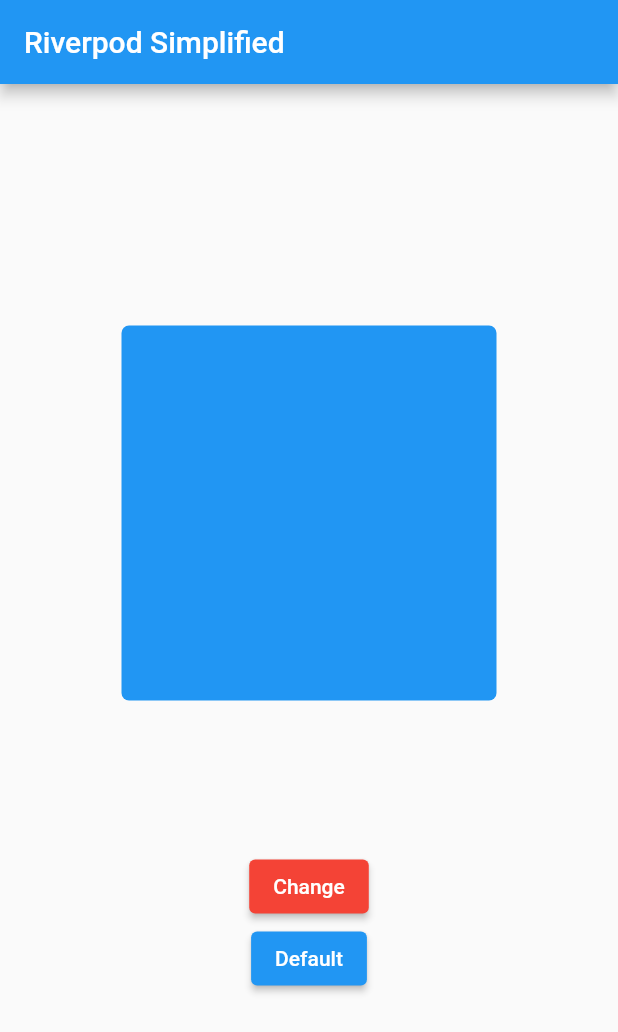
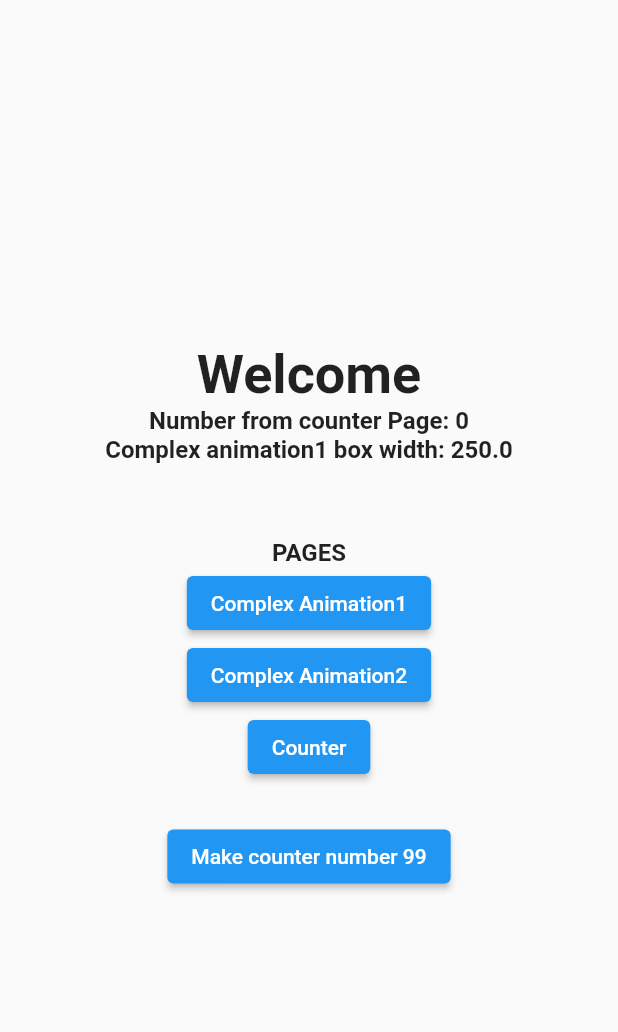
Before and after one commit to FaikYY/Flutter-RiverpodAnimation, a Flutter app: the screen it shows after launch, on a phone screen of 412 x 824 dp. Shown: the top 1032 px of the screen. Run offline on Flutter 3.47's test engine with Material 2 defaults, Android fonts, the phone set to English and light mode, and no system bars; our stand-ins replace flutter_riverpod, state_notifier.

Commit message:
page routes adde

```diff
--- /dev/null
+++ b/lib/home.dart
@@ -0,0 +1,85 @@
+import 'package:flutter/material.dart';
+import 'package:flutter_riverpod/flutter_riverpod.dart';
+import 'complex_animation.dart';
+import 'complex_animation2.dart';
+import 'counter.dart';
+
+/////////// VARIABLES \\\\\\\\\\\\\
+const text_style_header = TextStyle(
+  fontSize: 36,
+  fontWeight: FontWeight.bold,
+);
+
+const text_style = TextStyle(
+  fontSize: 16,
+  fontWeight: FontWeight.w600,
+);
+///////////////////////////////////
+
+class Home extends ConsumerWidget {
+  @override
+  Widget build(BuildContext context, ScopedReader watch) {
+    return Scaffold(
+      body: Container(
+        child: Center(
+          child: Column(
+            mainAxisAlignment: MainAxisAlignment.center,
+            children: [
+              Text(
+                'Welcome',
+                style: text_style_header,
+              ),
+              Text(
+                "Number from counter Page: " +
+                    watch(counterController.state).toString(),
+                style: text_style,
+              ),
+              Text(
+                "Complex animation1 box width: " +
+                    watch(AdvanceController.state).width.toString(),
+                style: text_style,
+              ),
+              SizedBox(
+                height: 50,
+              ),
+              Text(
+                "PAGES",
+                style: text_style,
+              ),
+              ElevatedButton(
+                onPressed: () {
+                  Navigator.of(context).pushNamed('/complex_animation1');
+                },
+                child: Text('Complex Animation1'),
+                style: ElevatedButton.styleFrom(
+                  primary: watch(colorChangeProvider).customColor,
+                ),
+              ),
+              ElevatedButton(
+                onPressed: () {
+                  Navigator.of(context).pushNamed('/complex_animation2');
+                },
+                child: Text('Complex Animation2'),
+              ),
+              ElevatedButton(
+                onPressed: () {
+                  Navigator.of(context).pushNamed('/counter_app');
+                },
+                child: Text('Counter'),
+              ),
+              SizedBox(
+                height: 25,
+              ),
+              ElevatedButton(
+                onPressed: () {
+                  context.read(counterController).hypeNumber(99);
+                },
+                child: Text('Make counter number 99'),
+              ),
+            ],
+          ),
+        ),
+      ),
+    );
+  }
+}
--- a/lib/main.dart
+++ b/lib/main.dart
@@ -1,7 +1,6 @@
 import 'package:flutter/material.dart';
 import 'package:flutter_riverpod/flutter_riverpod.dart';
-import 'package:simple_example/providers.dart';
-import 'providers.dart';
+import 'route_generator.dart';
 
 void main() {
   runApp(ProviderScope(child: MyApp()));
@@ -12,59 +11,9 @@ class MyApp extends StatelessWidget {
   @override
   Widget build(BuildContext context) {
     return MaterialApp(
-      home: Home(),
+      // Initially display FirstPage
+      initialRoute: '/',
+      onGenerateRoute: RouteGenerator.generateRoute,
     );
   }
 }
-
-class Home extends StatelessWidget {
-  @override
-  Widget build(BuildContext context) {
-    print('parent has been built');
-    return Scaffold(
-      appBar: AppBar(title: Text("Riverpod Simplified")),
-      body: Center(
-        child: Column(
-          mainAxisAlignment: MainAxisAlignment.center,
-          children: [
-            Consumer(
-              builder: (context, watch, child) {
-                final properteis = watch(AdvanceController.state);
-                return AnimatedContainer(
-                  width: properteis.width,
-                  height: properteis.height,
-                  duration: Duration(milliseconds: 700),
-                  curve: Curves.fastOutSlowIn,
-                  decoration: BoxDecoration(
-                    color: properteis.customColor,
-                    borderRadius: properteis.borderRadius,
-                  ),
-                );
-              },
-            ),
-            SizedBox(
-              height: 50,
-            ),
-            SizedBox(
-              height: 50,
-            ),
-            ElevatedButton(
-              child: Text("Change"),
-              style: ElevatedButton.styleFrom(primary: Colors.red),
-              onPressed: () {
-                context.read(AdvanceController).changeShape();
-              },
-            ),
-            ElevatedButton(
-              child: Text("Default"),
-              style: ElevatedButton.styleFrom(primary: Colors.blue),
-              onPressed: () {
-                context.read(AdvanceController).changeDefault();
-              },
-            ),
-          ],
-        ),
-      ),
-    );
-  }
-}
--- /dev/null
+++ b/lib/route_generator.dart
@@ -0,0 +1,44 @@
+import 'package:flutter/material.dart';
+import 'complex_animation.dart';
+import 'home.dart';
+import 'counter.dart';
+import 'complex_animation2.dart';
+
+class RouteGenerator {
+  static Route<dynamic> generateRoute(RouteSettings settings) {
+    switch (settings.name) {
+      case '/':
+        return MaterialPageRoute(builder: (_) => Home());
+      case '/complex_animation1':
+        // Validation of correct data type
+        return MaterialPageRoute(
+          builder: (_) => ComplexAnimation(),
+        );
+        return _errorRoute();
+      case '/counter_app':
+        return (MaterialPageRoute(
+          builder: (_) => CounterApp(),
+        ));
+      case '/complex_animation2':
+        return (MaterialPageRoute(
+          builder: (_) => ComplexAnimation2(),
+        ));
+      default:
+        // If there is no such named route in the switch statement, e.g. /third
+        return _errorRoute();
+    }
+  }
+
+  static Route<dynamic> _errorRoute() {
+    return MaterialPageRoute(builder: (_) {
+      return Scaffold(
+        appBar: AppBar(
+          title: Text('Error'),
+        ),
+        body: Center(
+          child: Text('ERROR'),
+        ),
+      );
+    });
+  }
+}
--- a/pubspec.yaml
+++ b/pubspec.yaml
@@ -24,6 +24,7 @@ dependencies:
   flutter:
     sdk: flutter
   flutter_riverpod:
+  state_notifier:
 
 
   # The following adds the Cupertino Icons font to your application.
```
Also changed, not shown: lib/complex_animation.dart (added, +96 -0 lines), lib/complex_animation2.dart (added, +111 -0 lines), lib/counter.dart (added, +68 -0 lines), lib/providers.dart (deleted, +0 -31 lines), pubspec.lock.
